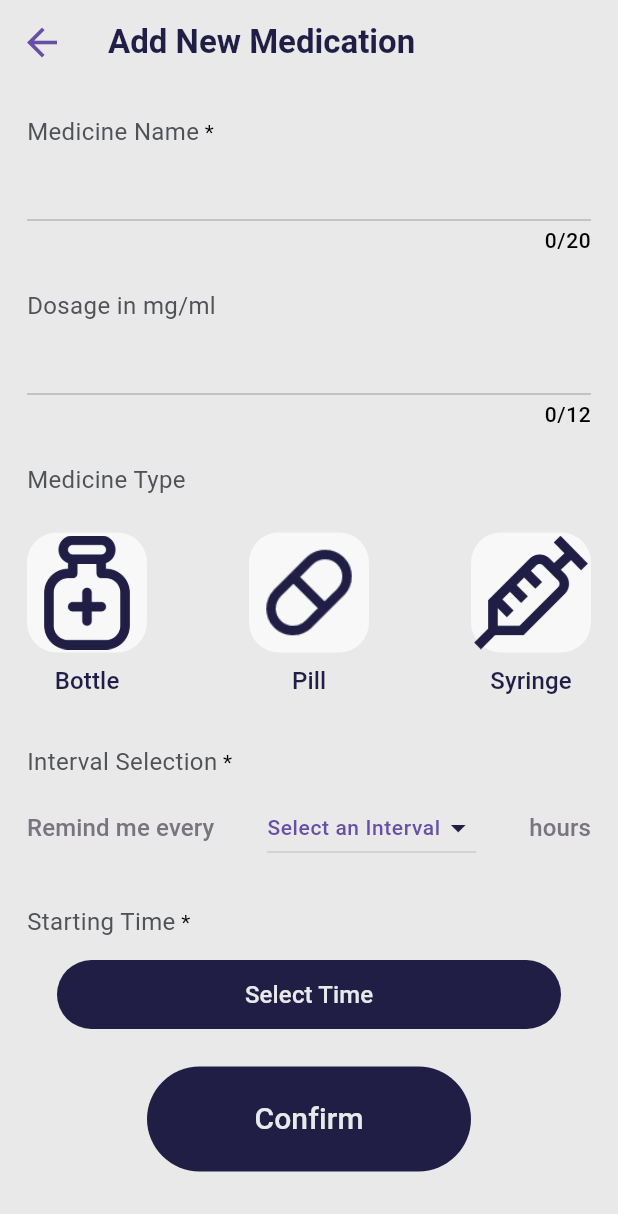
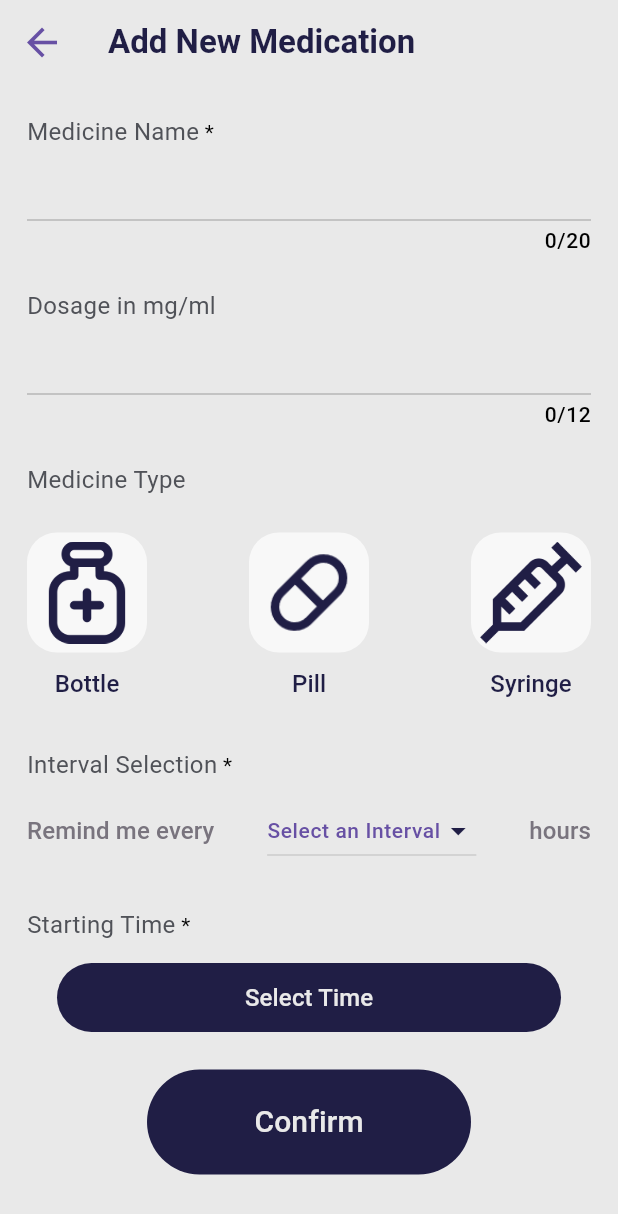
Before and after one commit to DeepaT99/Medicine-Monitoring-App, a Flutter app: the AddNew screen opened directly, on a phone screen of 412 x 824 dp. Shown: the top 1214 px of the screen. Run offline on Flutter 3.47's test engine with Material 3 defaults, Android fonts, the phone set to English and light mode, and no system bars; our stand-ins replace firebase_auth, firebase_core, google_sign_in, rxdart; missing offline and left inert: linear_calender; accounts and stored records are empty.

Commit message:
add page

```diff
--- /dev/null
+++ b/lib/models/medicine_card.dart
@@ -0,0 +1,11 @@
+import 'package:flutter/material.dart';
+import 'package:medicine_tracker/models/medicine_type.dart';
+
+class MedicineCard extends StatelessWidget {
+  const MedicineCard({super.key});
+
+  @override
+  Widget build(BuildContext context) {
+    return const Placeholder();
+  }
+}
--- a/lib/pages/add/add_new.dart
+++ b/lib/pages/add/add_new.dart
@@ -16,6 +16,7 @@ class _AddNewState extends State<AddNew> {
   late TextEditingController nameController;
   late TextEditingController dosageController;
 
+  late NewEntryBloc _newEntryBloc;
   late GlobalKey<ScaffoldState> _scaffoldKey;
 
   @override
@@ -23,6 +24,7 @@ class _AddNewState extends State<AddNew> {
     super.dispose();
     nameController.dispose();
     dosageController.dispose();
+    _newEntryBloc.dispose();
   }
 
   @override
@@ -31,6 +33,7 @@ class _AddNewState extends State<AddNew> {
     nameController = TextEditingController();
     dosageController = TextEditingController();
 
+    _newEntryBloc = NewEntryBloc();
     _scaffoldKey = GlobalKey<ScaffoldState>();
   }
 
@@ -49,7 +52,9 @@ class _AddNewState extends State<AddNew> {
           ),
         ),
       ),
-      body: Padding(
+      body: Provider<NewEntryBloc>.value(
+        value: _newEntryBloc,
+        child: Padding(
           padding: const EdgeInsets.all(18.0),
           child: Column(
             crossAxisAlignment: CrossAxisAlignment.start,
@@ -93,12 +98,12 @@ class _AddNewState extends State<AddNew> {
               ),
               Padding(
                 padding: EdgeInsets.only(top: 4),
-              child: StreamBuilder(
+                child: StreamBuilder<MedicineType>(
                   //new entry block
 
-                stream: null,
+                  stream: _newEntryBloc.selectedMedicineType,
                   builder:
-                    (BuildContext context, AsyncSnapshot<dynamic> snapshot) {
+                      (context, snapshot) {
                     return Row(
                       mainAxisAlignment: MainAxisAlignment.spaceBetween,
                       children: [
@@ -110,18 +115,18 @@ class _AddNewState extends State<AddNew> {
                               snapshot.data == MedicineType.bottle ? true : false,
                         ),
                         MedicineTypeColumn(
-                        medicineType: MedicineType.bottle,
+                          medicineType: MedicineType.pill,
                           name: 'Pill',
                           iconValue: 'lib/assets/icons/pill.png',
                           isSelected:
-                            snapshot.data == MedicineType.bottle ? true : false,
+                              snapshot.data == MedicineType.pill ? true : false,
                         ),
                         MedicineTypeColumn(
-                        medicineType: MedicineType.bottle,
+                          medicineType: MedicineType.syringe,
                           name: 'Syringe',
                           iconValue: 'lib/assets/icons/syringe.png',
                           isSelected:
-                            snapshot.data == MedicineType.bottle ? true : false,
+                              snapshot.data == MedicineType.syringe ? true : false,
                         ),
                       ],
                     );
@@ -168,12 +173,14 @@ class _AddNewState extends State<AddNew> {
                     onPressed: () {
                       //add medicine
                       //validations
+                      //success page
 
                     },
                   ),
                 ),
               ),
             ],
+          ),
         ),
       ),
     );
@@ -333,18 +340,18 @@ class MedicineTypeColumn extends StatelessWidget {
             ),
             child: Center(
               child: Padding(
-                padding: const EdgeInsets.only(top: 2, bottom: 2),
+                padding: const EdgeInsets.only(top: 6, bottom: 6),
                 child: Image.asset(
                   iconValue,
                   color: isSelected
-                      ? Colors.white
+                      ? Theme.of(context).colorScheme.surface
                       : Theme.of(context).colorScheme.primary,
                 ),
               ),
             ),
           ),
           Padding(
-            padding: const EdgeInsets.only(top: 4),
+            padding: const EdgeInsets.only(top: 6),
             child: Container(
               width: 80,
               height: 30,
@@ -357,8 +364,9 @@ class MedicineTypeColumn extends StatelessWidget {
                 child: Text(
                   name,
                   style: Theme.of(context).textTheme.titleSmall!.copyWith(
+                        fontWeight: FontWeight.w500,
                         color: isSelected
-                            ? Colors.white
+                            ? Theme.of(context).colorScheme.surface
                             : Theme.of(context).colorScheme.primary,
                       ),
                 ),
--- a/lib/pages/homepage/home_screen.dart
+++ b/lib/pages/homepage/home_screen.dart
@@ -67,3 +67,16 @@ class _HomeScreenState extends State<HomeScreen> {
         body: index == 0 ? const MainScreen() : ProfilePage());
   }
 }
+
+class ListItems extends StatelessWidget {
+  const ListItems({super.key});
+
+  @override
+  Widget build(BuildContext context) {
+    return ListView(
+      children: [
+
+      ],
+    );
+  }
+}
```
Lines whose indentation alone changed are shown as unchanged.
